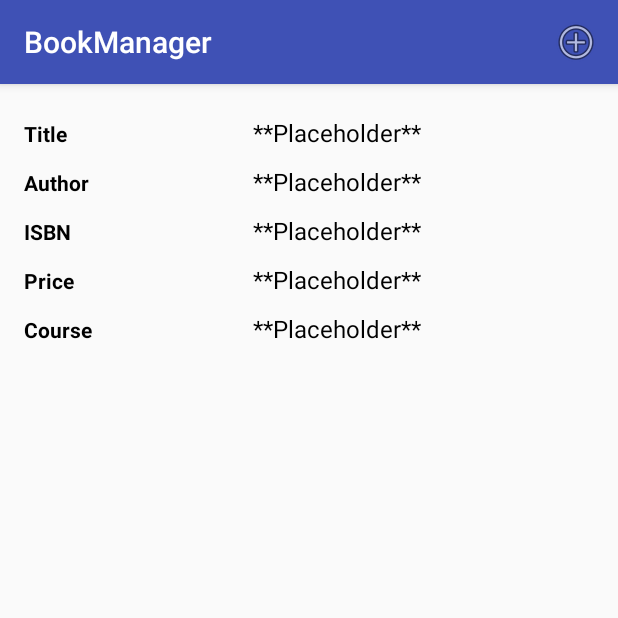
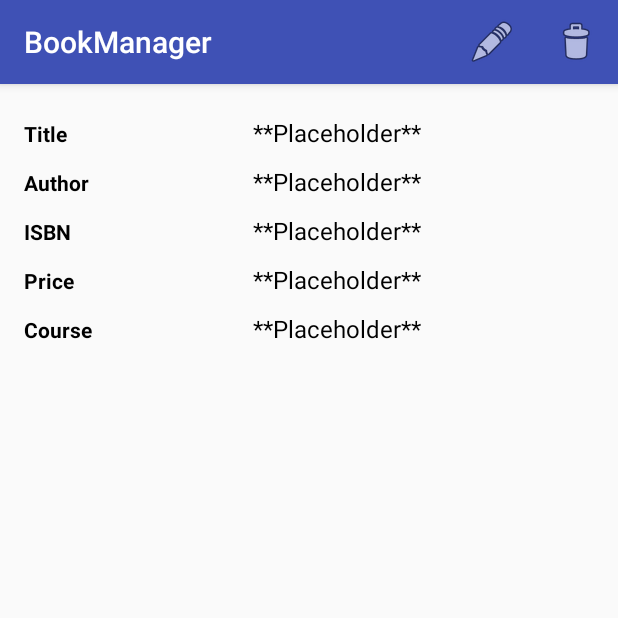
Before and after one commit to AFreu/BookManager, an Android app: the DetailActivity screen opened directly, with no data from a screen before it, on a phone screen of 412 x 824 dp, the top half of it. Run offline under Robolectric (Android 15) with nearby library versions, the phone set to English and light mode, and no system bars; 5 statements that could not run were skipped.

Commit message:
add menu in detail view

```diff
--- /dev/null
+++ b/app/src/main/res/menu/menu_detail.xml
@@ -0,0 +1,19 @@
+<menu xmlns:android="http://schemas.android.com/apk/res/android"
+    xmlns:app="http://schemas.android.com/apk/res-auto"
+    xmlns:tools="http://schemas.android.com/tools"
+    tools:context="com.group5.bookmanager2.MainActivity">
+    <item
+        android:id="@+id/edit_book"
+        android:orderInCategory="100"
+        android:icon="@android:drawable/ic_menu_edit"
+        android:iconTint="@android:color/white"
+        android:title="@string/edit_book"
+        app:showAsAction="always" />
+    <item
+        android:id="@+id/remove_book"
+        android:orderInCategory="100"
+        android:icon="@android:drawable/ic_menu_delete"
+        android:iconTint="@android:color/white"
+        android:title="@string/delete_book"
+        app:showAsAction="always" />
+</menu>
--- a/app/src/main/res/values/strings.xml
+++ b/app/src/main/res/values/strings.xml
@@ -38,4 +38,6 @@
     <string name="detail_text_isbn">ISBN</string>
     <string name="detail_text_price">Price</string>
     <string name="detail_text_course">Course</string>
+    <string name="edit_book">Edit book</string>
+    <string name="delete_book">Delete book</string>
 </resources>
```
Also changed, not shown: app/src/main/java/com/group5/bookmanager2/DetailActivity.java (+23 -1 lines).
